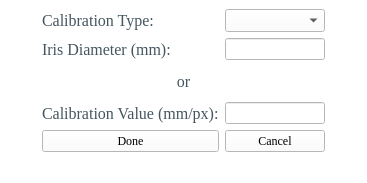
This is uis/metrics_settings.ui in MEA-Summer/Emotrics_Plus as Qt 5 draws it before an edit. The edited form follows.
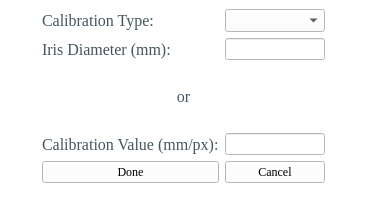
This is the edited form. Icons and pictures are not drawn.

```diff
--- a/uis/metrics_settings.ui
+++ b/uis/metrics_settings.ui
@@ -7,7 +7,7 @@
     <x>0</x>
     <y>0</y>
     <width>367</width>
-    <height>183</height>
+    <height>214</height>
    </rect>
   </property>
   <property name="windowTitle">
```
Left out of the diff: 6 changed lines with no effect on the pictures.
